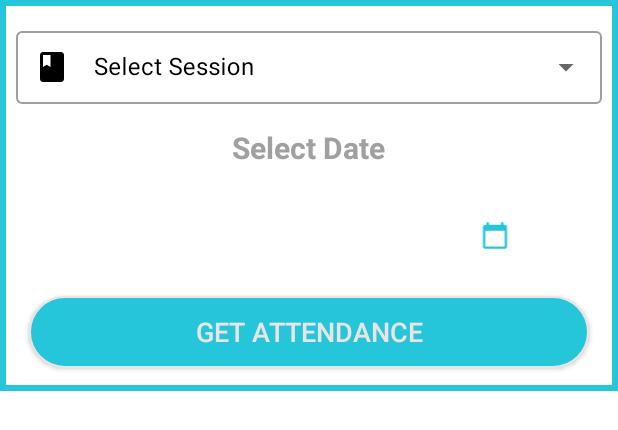
After one commit to enfotrix/studentportl, an Android app: the layout attendance_dialog.xml on its own in the app's theme, with its tools: preview values and no code run, on a phone screen of 412 x 824 dp. The commit adds this screen. Shown: the top 430 px of the screen. Run offline under Robolectric (Android 15) with nearby library versions, the phone set to English and light mode, and no system bars; Roboto replaces fonts that are not available here.

Commit message:
3 functions remaining

```diff
--- a/app/src/main/AndroidManifest.xml
+++ b/app/src/main/AndroidManifest.xml
@@ -30,14 +30,14 @@
         <activity android:name=".Activities.ActivityForgetPasswordAuth" />
         <activity android:name=".Activities.ActivityLogin" />
         <activity android:name=".Activities.ActivitySplash">
+
+        </activity>
+        <activity android:name=".Activities.MainActivity">
             <intent-filter>
                 <action android:name="android.intent.action.MAIN" />
 
                 <category android:name="android.intent.category.LAUNCHER" />
             </intent-filter>
-        </activity>
-        <activity android:name=".Activities.MainActivity">
-
         </activity>
 
         <meta-data
--- a/app/src/main/java/com/enfotrix/studentportal/Fragments/HomeFragment.java
+++ b/app/src/main/java/com/enfotrix/studentportal/Fragments/HomeFragment.java
@@ -115,7 +115,7 @@ public class HomeFragment extends Fragment implements View.OnClickListener {
 //        });
 
 
-        fetchContacts();
+//        fetchContacts();
 
 
         return root;
--- /dev/null
+++ b/app/src/main/res/drawable/ic_baseline_calendar_today_24.xml
@@ -0,0 +1,10 @@
+<vector xmlns:android="http://schemas.android.com/apk/res/android"
+    android:width="24dp"
+    android:height="24dp"
+    android:viewportWidth="24"
+    android:viewportHeight="24"
+    android:tint="?attr/colorControlNormal">
+  <path
+      android:fillColor="@android:color/white"
+      android:pathData="M20,3h-1L19,1h-2v2L7,3L7,1L5,1v2L4,3c-1.1,0 -2,0.9 -2,2v16c0,1.1 0.9,2 2,2h16c1.1,0 2,-0.9 2,-2L22,5c0,-1.1 -0.9,-2 -2,-2zM20,21L4,21L4,8h16v13z"/>
+</vector>
--- /dev/null
+++ b/app/src/main/res/layout/attendance_dialog.xml
@@ -0,0 +1,96 @@
+<?xml version="1.0" encoding="utf-8"?>
+<LinearLayout xmlns:android="http://schemas.android.com/apk/res/android"
+    xmlns:app="http://schemas.android.com/apk/res-auto"
+    android:layout_width="match_parent"
+    android:layout_height="wrap_content"
+    android:background="@drawable/dialog_bg"
+    android:orientation="vertical">
+
+
+    <com.google.android.material.textfield.TextInputLayout
+        style="@style/Widget.MaterialComponents.TextInputLayout.OutlinedBox.Dense.ExposedDropdownMenu"
+        android:layout_width="match_parent"
+        android:layout_height="wrap_content"
+        android:layout_marginHorizontal="@dimen/_8sdp"
+        android:layout_marginTop="@dimen/_12sdp"
+        android:hint="Select Session"
+        android:textColorHint="@color/black"
+        app:hintTextColor="@color/black"
+        app:startIconDrawable="@drawable/ic_baseline_class_24"
+        app:startIconTint="@color/black">
+
+        <AutoCompleteTextView
+            android:id="@+id/txtattendance"
+            android:layout_width="match_parent"
+            android:layout_height="match_parent"
+            android:enabled="false"
+            android:inputType="none" />
+
+    </com.google.android.material.textfield.TextInputLayout>
+
+    <TextView
+        android:id="@+id/datee"
+        android:layout_width="wrap_content"
+        android:layout_height="wrap_content"
+        android:layout_below="@+id/cardd"
+        android:layout_gravity="center_horizontal"
+        android:layout_marginTop="15dp"
+        android:text="Select Date"
+        android:textColor="@color/black_gray"
+        android:textSize="20sp"
+        android:textStyle="bold" />
+
+    <androidx.cardview.widget.CardView
+        android:id="@+id/card"
+        android:layout_width="match_parent"
+        android:layout_height="50dp"
+        android:layout_below="@+id/datee"
+        android:layout_centerHorizontal="true"
+        android:layout_marginLeft="20dp"
+        android:layout_marginTop="20dp"
+        android:layout_marginRight="20dp"
+        android:clickable="true"
+        android:elevation="2pt"
+        android:focusable="true"
+        app:cardCornerRadius="10dp">
+
+        <LinearLayout
+            android:layout_width="match_parent"
+            android:layout_height="match_parent"
+            android:orientation="horizontal">
+
+            <TextView
+                android:id="@+id/tvSelectedDate"
+                android:layout_width="match_parent"
+                android:layout_height="match_parent"
+                android:layout_margin="7pt"
+                android:layout_weight="1"
+                android:gravity="center_vertical"
+                android:textSize="15sp"
+                android:textStyle="bold" />
+
+            <ImageView
+                android:id="@+id/imgCalender"
+                android:layout_width="match_parent"
+                android:layout_height="match_parent"
+                android:layout_margin="7pt"
+                android:layout_weight="2"
+                android:src="@drawable/ic_baseline_calendar_today_24"
+                app:tint="@color/blue_dark" />
+        </LinearLayout>
+    </androidx.cardview.widget.CardView>
+
+
+    <androidx.appcompat.widget.AppCompatButton
+        android:id="@+id/btn_attendance"
+        android:layout_width="match_parent"
+        android:layout_height="wrap_content"
+        android:layout_marginHorizontal="@dimen/_15sdp"
+        android:layout_marginVertical="@dimen/_12sdp"
+        android:background="@drawable/btn_bg"
+        android:text="Get Attendance"
+        android:textColor="@color/black_m"
+        android:textSize="@dimen/_14ssp" />
+
+
+</LinearLayout>
```
Also changed, not shown: app/src/main/java/com/enfotrix/studentportal/Activities/ActivityAttendance.java (+98 -2 lines), app/src/main/java/com/enfotrix/studentportal/Activities/ActivityResult.java (+45 -15 lines), app/src/main/java/com/enfotrix/studentportal/Adapters/Adapter_Month.java (+21 -6 lines), app/src/main/java/com/enfotrix/studentportal/Fragments/DashboardFragment.java (+125 -14 lines), app/src/main/res/layout/activity_attendance.xml (+1 -22 lines), app/src/main/res/layout/activity_splash.xml (+1 -7 lines), app/src/main/res/layout/dropdown_attendancesession.xml (added, +12 -0 lines), app/src/main/res/layout/fragment_home.xml (+4 -5 lines).
